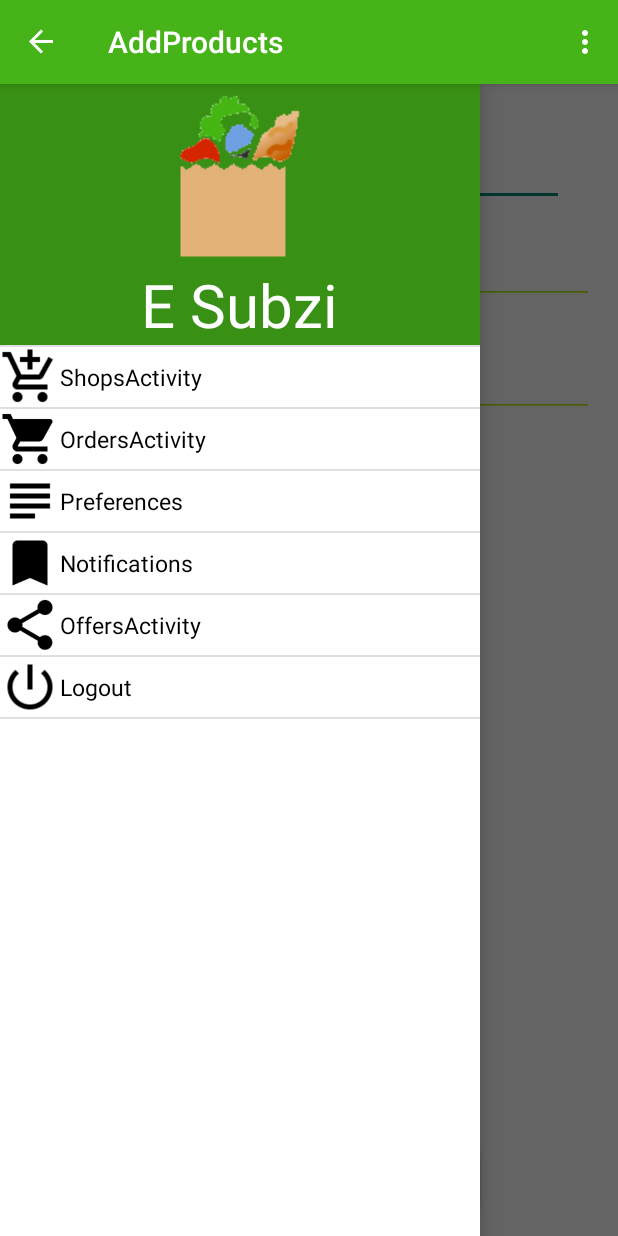
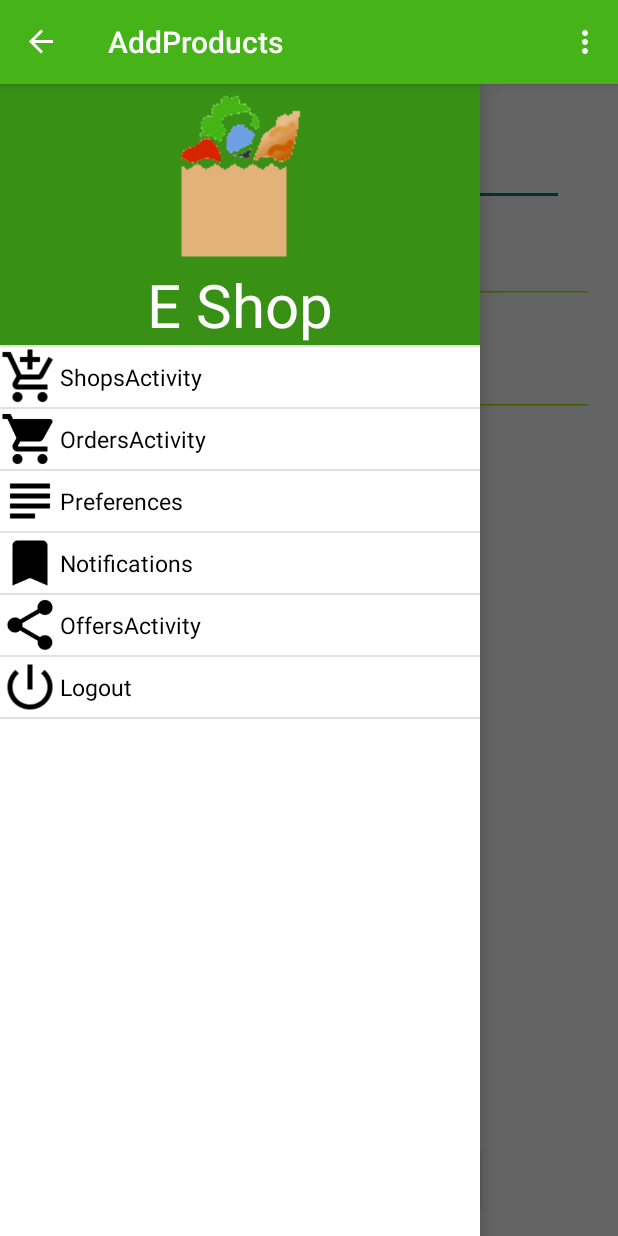
Before and after one commit to rajatsurana/eShopAndroid, an Android app: the AddProductsActivity screen opened directly, with no data from a screen before it, with the side drawer open, on a phone screen of 412 x 824 dp. Run offline under Robolectric (Android 15) with nearby library versions, the phone set to English and light mode, and no system bars; our stand-ins replace CircleImageView.

Commit message:
eshop app refactor names

```diff
--- a/app/src/main/AndroidManifest.xml
+++ b/app/src/main/AndroidManifest.xml
@@ -97,7 +97,7 @@
             <intent-filter>
                 <action android:name="com.google.android.c2dm.intent.RECEIVE" />
 
-                <category android:name="com.rajat.e_subzi.gcm" />
+                <category android:name="com.rajat.eshop.gcm" />
             </intent-filter>
         </receiver>
         <!-- [END gcm_receiver] -->
--- a/app/src/main/java/com/rajat/eshop/AddProductsActivity.java
+++ b/app/src/main/java/com/rajat/eshop/AddProductsActivity.java
@@ -30,7 +30,6 @@ import android.widget.ListView;
 import android.widget.Spinner;
 import android.widget.Toast;
 
-//import com.example.rishab.esubzi.Volley.VolleyClick;
 
 import com.rajat.eshop.Adapter.NotificationView;
 import com.rajat.eshop.Volley.VolleyClick;
--- a/app/src/main/java/com/rajat/eshop/Tools/CheckNetwork.java
+++ b/app/src/main/java/com/rajat/eshop/Tools/CheckNetwork.java
@@ -35,6 +35,6 @@ public class CheckNetwork {
             // TODO Auto-generated catch block
             e.printStackTrace();
         }
-        return (wifiDataAvailable || mobileDataAvailable);
+        return !(wifiDataAvailable || mobileDataAvailable);
     }
 }
--- a/app/src/main/java/com/rajat/eshop/Volley/VolleyClick.java
+++ b/app/src/main/java/com/rajat/eshop/Volley/VolleyClick.java
@@ -14,8 +14,8 @@ import java.util.ArrayList;
  */
 public class VolleyClick {
 //128.199.152.41
-//    static String IP = "http://192.168.43.200:3000";
-    static String IP="http://139.59.30.244:3000";//http://128.199.152.41:3000";
+    static String IP = "http://192.168.43.200:3000";
+//    static String IP="http://139.59.30.244:3000";//http://128.199.152.41:3000";
     public static void signUp(String email,String  password,String address,String phoneNum,String type,Context context){
         CheckNetwork chkNet = new CheckNetwork(context);
         String URL = IP+"/api/signup";
--- a/app/src/main/java/com/rajat/eshop/gcm/MyGcmListenerService.java
+++ b/app/src/main/java/com/rajat/eshop/gcm/MyGcmListenerService.java
@@ -94,7 +94,7 @@ public class MyGcmListenerService extends GcmListenerService {
         //////////////////////////
 //        NotificationCompat.BigTextStyle bigText = new NotificationCompat.BigTextStyle();
 //        bigText.bigText(message);
-//        bigText.setBigContentTitle("eSubzi");
+//        bigText.setBigContentTitle("eShop");
 
 
         //bigText.setSummaryText("By: Dhaval Sodha Parmar");
@@ -115,7 +115,7 @@ public class MyGcmListenerService extends GcmListenerService {
         ///////////////////////
         NotificationCompat.Builder notificationBuilder = new NotificationCompat.Builder(this)
                 .setSmallIcon(R.drawable.bag)
-                .setContentTitle("eSubzi")
+                .setContentTitle("eShop")
                 .setContentText(message)
                 //.setContent()
                 .setAutoCancel(true)
--- a/app/src/main/res/layout/custom_notification.xml
+++ b/app/src/main/res/layout/custom_notification.xml
@@ -7,6 +7,6 @@
         android:layout_width="wrap_content"
         android:layout_height="wrap_content"
         android:gravity="center"
-        android:text="E-Subzi notification"
+        android:text="E-Shop notification"
         android:textAppearance="?android:attr/textAppearanceMedium" />
 </LinearLayout>
--- a/app/src/main/res/layout/header.xml
+++ b/app/src/main/res/layout/header.xml
@@ -26,7 +26,7 @@
     <TextView
         android:layout_width="wrap_content"
         android:layout_height="wrap_content"
-        android:text="E Subzi"
+        android:text="E Shop"
         android:textColor="#fff"
         android:textSize="40dp"
         android:layout_gravity="center"
--- a/app/src/main/res/menu/menu_add_order.xml
+++ b/app/src/main/res/menu/menu_add_order.xml
@@ -1,7 +1,7 @@
 <menu xmlns:android="http://schemas.android.com/apk/res/android"
     xmlns:app="http://schemas.android.com/apk/res-auto"
     xmlns:tools="http://schemas.android.com/tools"
-    tools:context="com.example.rishab.esubzi.AddOrder">
+    tools:context="com.rajat.eshop.AddOrder">
     <item android:id="@+id/action_settings" android:title="@string/action_settings"
         android:orderInCategory="100" app:showAsAction="never" />
 </menu>
--- a/app/src/main/res/menu/menu_add_products.xml
+++ b/app/src/main/res/menu/menu_add_products.xml
@@ -1,7 +1,7 @@
 <menu xmlns:android="http://schemas.android.com/apk/res/android"
     xmlns:app="http://schemas.android.com/apk/res-auto"
     xmlns:tools="http://schemas.android.com/tools"
-    tools:context="com.example.rishab.esubzi.AddProducts">
+    tools:context="com.rajat.eshop.AddProducts">
     <item android:id="@+id/action_settings" android:title="@string/action_settings"
         android:orderInCategory="100" app:showAsAction="never" />
 </menu>
--- a/app/src/main/res/menu/menu_discounts.xml
+++ b/app/src/main/res/menu/menu_discounts.xml
@@ -1,7 +1,7 @@
 <menu xmlns:android="http://schemas.android.com/apk/res/android"
     xmlns:app="http://schemas.android.com/apk/res-auto"
     xmlns:tools="http://schemas.android.com/tools"
-    tools:context="com.example.rishab.esubzi.Discounts">
+    tools:context="com.rajat.eshop.Discounts">
     <item android:id="@+id/action_settings" android:title="@string/action_settings"
         android:orderInCategory="100" app:showAsAction="never" />
 </menu>
--- a/app/src/main/res/menu/menu_login.xml
+++ b/app/src/main/res/menu/menu_login.xml
@@ -1,6 +1,6 @@
 <menu xmlns:android="http://schemas.android.com/apk/res/android"
     xmlns:app="http://schemas.android.com/apk/res-auto"
-    xmlns:tools="http://schemas.android.com/tools" tools:context="com.example.rishab.esubzi.Login">
+    xmlns:tools="http://schemas.android.com/tools" tools:context="com.rajat.eshop.Login">
     <item android:id="@+id/action_settings" android:title="@string/action_settings"
         android:orderInCategory="100" app:showAsAction="never" />
 </menu>
--- a/app/src/main/res/menu/menu_nav_drawer.xml
+++ b/app/src/main/res/menu/menu_nav_drawer.xml
@@ -1,7 +1,7 @@
 <menu xmlns:android="http://schemas.android.com/apk/res/android"
     xmlns:app="http://schemas.android.com/apk/res-auto"
     xmlns:tools="http://schemas.android.com/tools"
-    tools:context="com.example.rishab.esubzi.NavDrawer">
+    tools:context="com.rajat.eshop.NavDrawer">
     <item android:id="@+id/action_settings" android:title="@string/action_settings"
         android:orderInCategory="100" app:showAsAction="never" />
 
--- a/app/src/main/res/menu/menu_orders.xml
+++ b/app/src/main/res/menu/menu_orders.xml
@@ -1,6 +1,6 @@
 <menu xmlns:android="http://schemas.android.com/apk/res/android"
     xmlns:app="http://schemas.android.com/apk/res-auto"
-    xmlns:tools="http://schemas.android.com/tools" tools:context="com.example.rishab.esubzi.Orders">
+    xmlns:tools="http://schemas.android.com/tools" tools:context="com.rajat.eshop.Orders">
     <item android:id="@+id/action_settings" android:title="@string/action_settings"
         android:orderInCategory="100" app:showAsAction="never" />
 </menu>
--- a/app/src/main/res/menu/menu_permission_form.xml
+++ b/app/src/main/res/menu/menu_permission_form.xml
@@ -1,7 +1,7 @@
 <menu xmlns:android="http://schemas.android.com/apk/res/android"
     xmlns:app="http://schemas.android.com/apk/res-auto"
     xmlns:tools="http://schemas.android.com/tools"
-    tools:context="com.example.rishab.esubzi.PermissionForm">
+    tools:context="com.rajat.eshop.PermissionForm">
     <item android:id="@+id/action_settings" android:title="@string/action_settings"
         android:orderInCategory="100" app:showAsAction="never" />
 </menu>
--- a/app/src/main/res/menu/menu_product_details.xml
+++ b/app/src/main/res/menu/menu_product_details.xml
@@ -1,7 +1,7 @@
 <menu xmlns:android="http://schemas.android.com/apk/res/android"
     xmlns:app="http://schemas.android.com/apk/res-auto"
     xmlns:tools="http://schemas.android.com/tools"
-    tools:context="com.example.rishab.esubzi.ProductDetails">
+    tools:context="com.rajat.eshop.ProductDetails">
     <item android:id="@+id/action_settings" android:title="@string/action_settings"
         android:orderInCategory="100" app:showAsAction="never" />
 </menu>
--- a/app/src/main/res/menu/menu_products.xml
+++ b/app/src/main/res/menu/menu_products.xml
@@ -1,7 +1,7 @@
 <menu xmlns:android="http://schemas.android.com/apk/res/android"
     xmlns:app="http://schemas.android.com/apk/res-auto"
     xmlns:tools="http://schemas.android.com/tools"
-    tools:context="com.example.rishab.esubzi.Products">
+    tools:context="com.rajat.eshop.Products">
     <item android:id="@+id/action_settings" android:title="@string/action_settings"
         android:orderInCategory="100" app:showAsAction="never" />
 </menu>
--- a/app/src/main/res/menu/menu_sign_up.xml
+++ b/app/src/main/res/menu/menu_sign_up.xml
@@ -1,6 +1,6 @@
 <menu xmlns:android="http://schemas.android.com/apk/res/android"
     xmlns:app="http://schemas.android.com/apk/res-auto"
-    xmlns:tools="http://schemas.android.com/tools" tools:context="com.example.rishab.esubzi.SignUp">
+    xmlns:tools="http://schemas.android.com/tools" tools:context="com.rajat.eshop.SignUp">
     <item android:id="@+id/action_settings" android:title="@string/action_settings"
         android:orderInCategory="100" app:showAsAction="never" />
 </menu>
```
